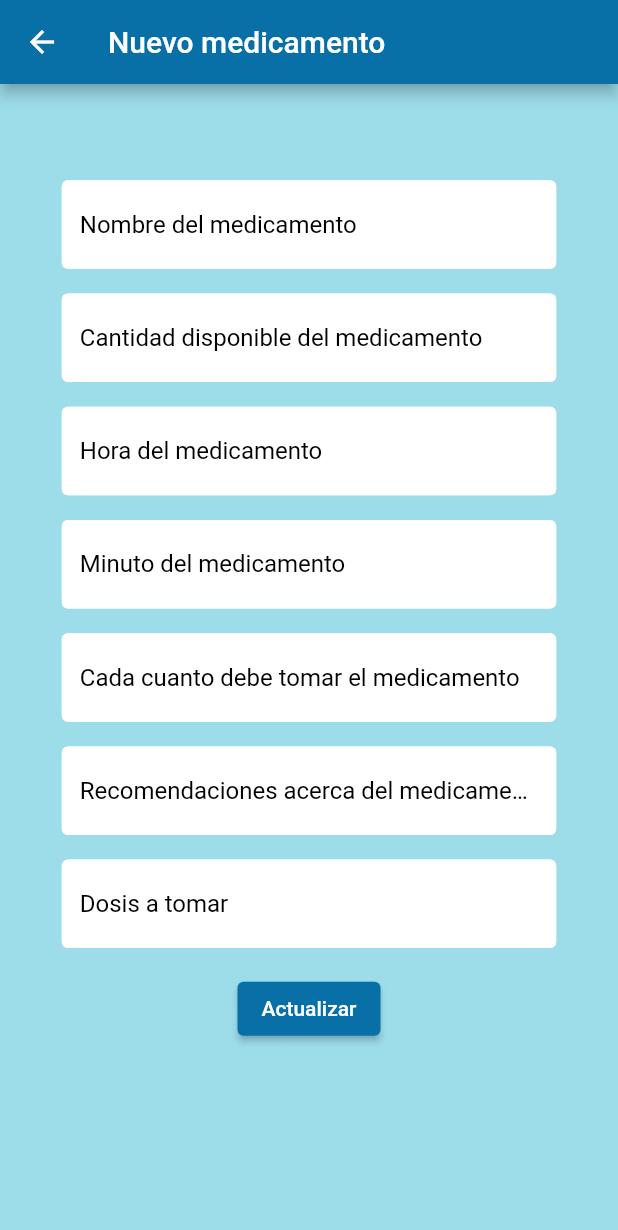
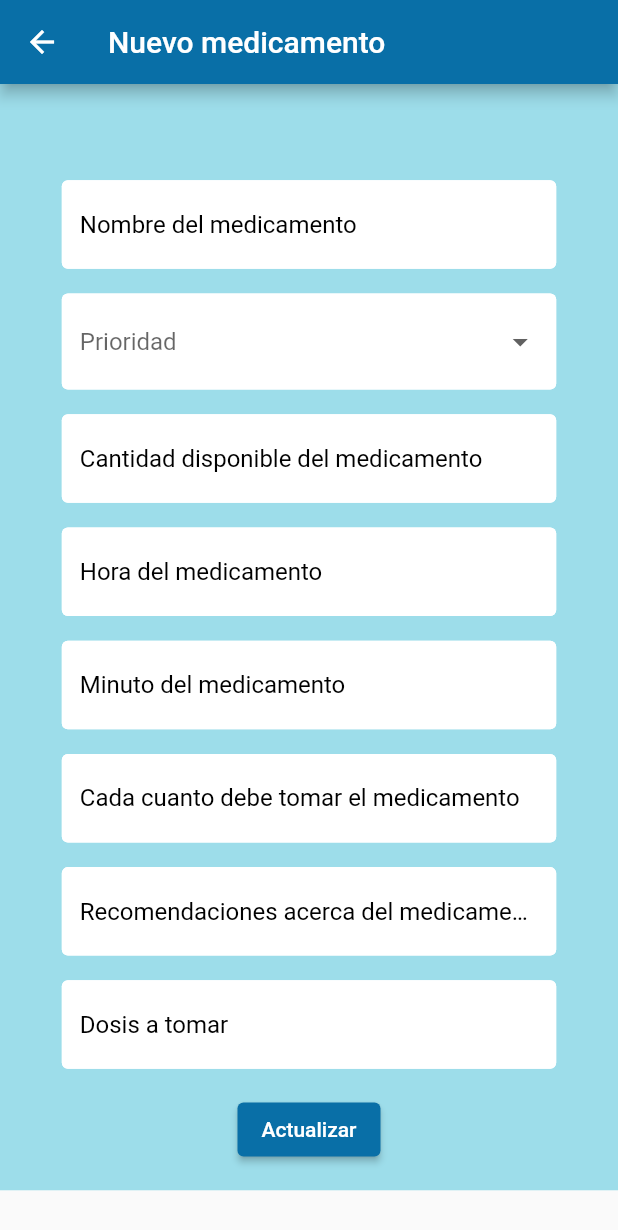
Before and after one commit to Dlondono/mediminder, a Flutter app: the SettingsForm screen opened directly with empty values, on a phone screen of 412 x 824 dp. Shown: the top 1230 px of the screen. Run offline on Flutter 3.47's test engine with Material 2 defaults, Android fonts, the phone set to English and light mode, and no system bars; our stand-ins replace cloud_firestore, firebase_auth, firebase_core, flutter_local_notifications, flutter_native_timezone, sizer and 1 more; missing offline and left inert: slide_digital_clock; accounts and stored records are empty.

Commit message:
prioridades

```diff
--- a/lib/screens/home/detallesMedicamento.dart
+++ b/lib/screens/home/detallesMedicamento.dart
@@ -33,7 +33,7 @@ class detallesMedicamento extends StatelessWidget {
                 title: Text(medicamento.medicamentoNombre,
                     style: TextStyle(fontSize: 22,color: Colors.black)),
                 subtitle: Text(medicamento.hora.toString()+":"+ medicamento.minuto.toString()
-                    +"\n"+"\n"+"Recomendacion",
+                    +"\n"+"\n"+medicamento.recomendacion,
                     style: TextStyle(fontSize: 20,color: Colors.black)),
               ),
             ),
--- a/lib/screens/home/settings_form.dart
+++ b/lib/screens/home/settings_form.dart
@@ -29,7 +29,9 @@ class _SettingsFormState extends State<SettingsForm> {
   String _currentMinuto;
   String _currentRecomendacion;
   String _currentDosis;
-
+  String _currentPrioridad;
+  final List<String> prioridades=['1 - Prioridad máxima',
+    '2 - Prioridad media','3 - Prioridad normal'];
   @override
   Widget build(BuildContext context) {
     final user=Provider.of<UserLocal>(context);
@@ -40,8 +42,7 @@ class _SettingsFormState extends State<SettingsForm> {
         title: Text('Nuevo medicamento'),
       ),
         body: SingleChildScrollView(
-          child: Container(
-            height: MediaQuery.of(context).size.height,
+          child:  Container(
             padding: EdgeInsets.symmetric(vertical: 2.0.h, horizontal: 5.0.h),
             color: Color.fromRGBO(157, 221, 234, 50),
             child: StreamBuilder<UserData>(
@@ -50,6 +51,9 @@ class _SettingsFormState extends State<SettingsForm> {
                       if (snapshot.hasData) {
                         return Form(
                           key: _formKey,
+                          child: Row(
+                            children:<Widget>[
+                              Expanded(
                               child: Column(
                                 children: <Widget>[
                                   Text(
@@ -68,6 +72,23 @@ class _SettingsFormState extends State<SettingsForm> {
                                         ? "Por favor ingrese un nombre"
                                         : null,
                                     onChanged: (val) => setState(() => _currentName = val),
+                                  ),
+                                  SizedBox(height: 2.0.h),
+                                  DropdownButtonFormField(
+                                    value: _currentPrioridad ,
+                                      items: prioridades.map((prior) {
+                                        return DropdownMenuItem(
+                                          value: prior,
+                                          child:Text('$prior'),
+                                        );
+                                      }).toList(),
+                                    onChanged: (val) =>
+                                        setState(() => _currentPrioridad = val),
+                                    decoration: textInputDecoraton.copyWith(hintText: "Prioridad"),
+                                    validator: (val) =>
+                                    val.isEmpty
+                                        ? "Por favor seleccione una prioridad"
+                                        : null,
                                   ),
                                   SizedBox(height: 2.0.h),
                                   TextFormField(
@@ -143,6 +164,9 @@ class _SettingsFormState extends State<SettingsForm> {
                                   ),
                                 ],
                               ),
+                            ),
+                            ],
+                          ),
                         );
                       }else return null;
                     }
```
Also changed, not shown: lib/screens/home/disenoMedicamento.dart (+5 -3 lines), lib/services/local_noti.dart (+10 -5 lines). Lines whose indentation alone changed are shown as unchanged.
